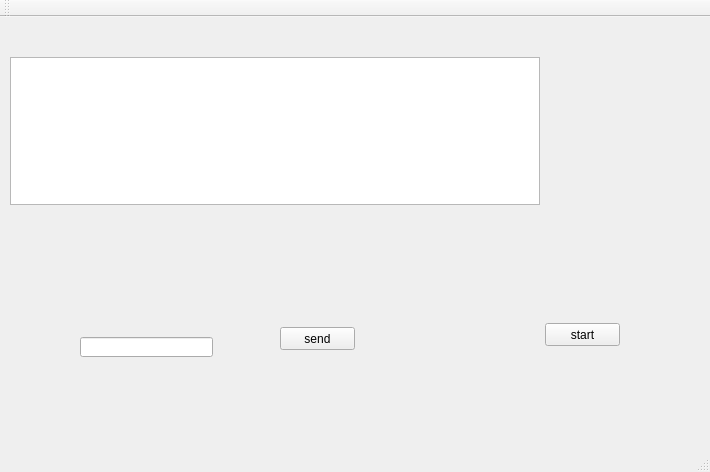
saga1979/QtIM, file QtNetworkServer/QtNetworkServer/QtNetworkServer.ui: the form before one commit.
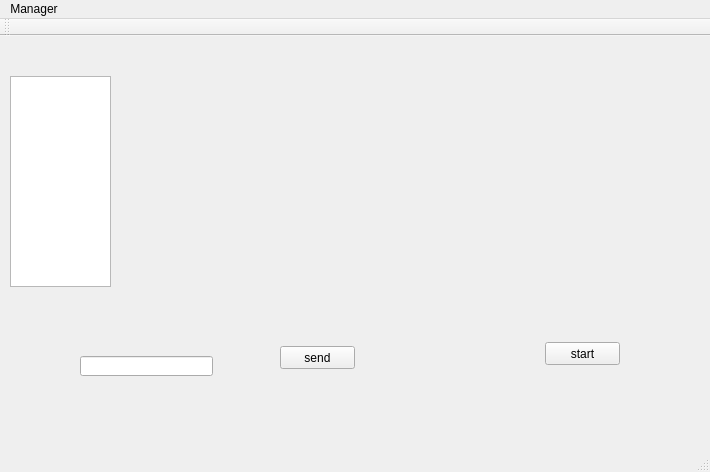
The form after the commit.

```diff
--- a/QtNetworkServer/QtNetworkServer/QtNetworkServer.ui
+++ b/QtNetworkServer/QtNetworkServer/QtNetworkServer.ui
@@ -29,8 +29,8 @@
      <rect>
       <x>10</x>
       <y>40</y>
-      <width>530</width>
-      <height>148</height>
+      <width>101</width>
+      <height>211</height>
      </rect>
     </property>
    </widget>
@@ -70,6 +70,13 @@
      <height>21</height>
     </rect>
    </property>
+   <widget class="QMenu" name="menuManager">
+    <property name="title">
+     <string>Manager</string>
+    </property>
+    <addaction name="actionUsers"/>
+   </widget>
+   <addaction name="menuManager"/>
   </widget>
   <widget class="QToolBar" name="mainToolBar">
    <attribute name="toolBarArea">
```
Left out of the diff: 5 changed lines with no effect on the pictures.
